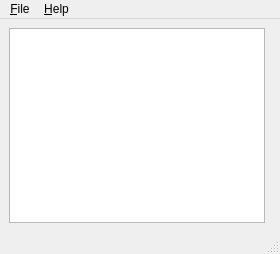
This is Qt/08_qdialog/mainwindow.ui in de-souza/embedded-cpp-training as Qt 5 draws it before an edit. The edited form follows.
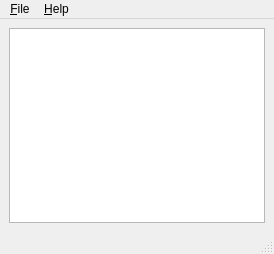
This is the edited form.

Commit message: Make plain text area responsive

The edit to the form file:
```diff
--- a/Qt/08_qdialog/mainwindow.ui
+++ b/Qt/08_qdialog/mainwindow.ui
@@ -6,7 +6,7 @@
    <rect>
     <x>0</x>
     <y>0</y>
-    <width>280</width>
+    <width>274</width>
     <height>254</height>
    </rect>
   </property>
@@ -14,8 +14,8 @@
    <string>qdialog.pro</string>
   </property>
   <widget class="QWidget" name="centralwidget">
-   <layout class="QFormLayout" name="formLayout">
-    <item row="0" column="0">
+   <layout class="QVBoxLayout" name="verticalLayout">
+    <item>
      <widget class="QPlainTextEdit" name="plainTextEdit"/>
     </item>
    </layout>
@@ -25,7 +25,7 @@
     <rect>
      <x>0</x>
      <y>0</y>
-     <width>280</width>
+     <width>274</width>
      <height>22</height>
     </rect>
    </property>
```
